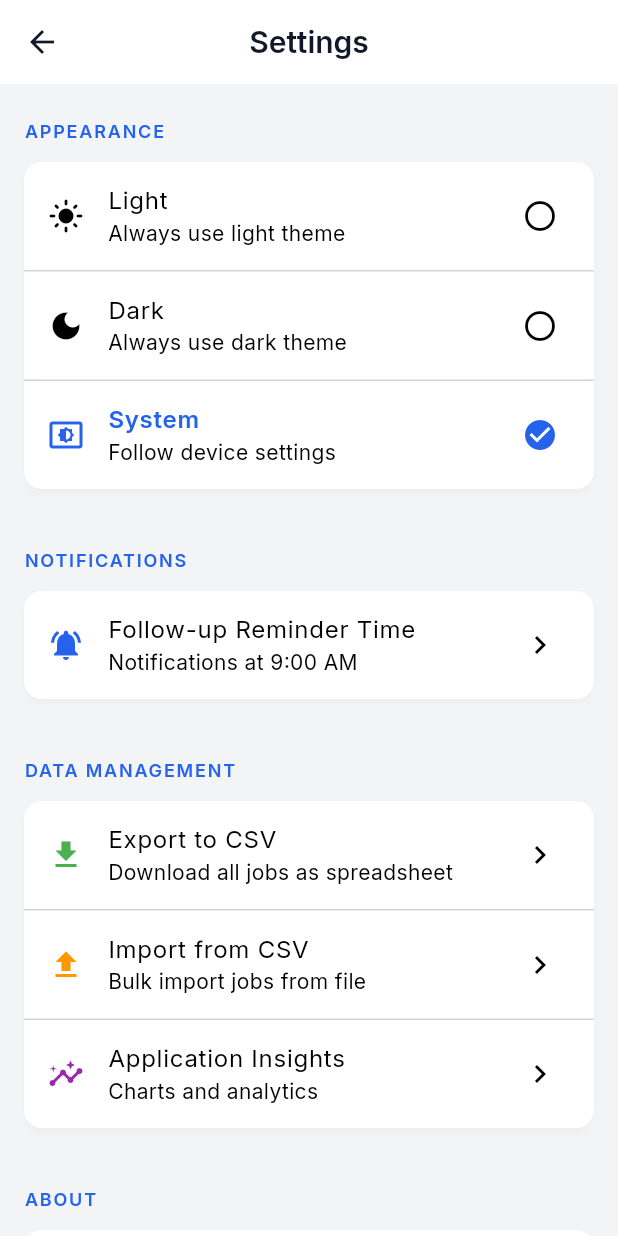
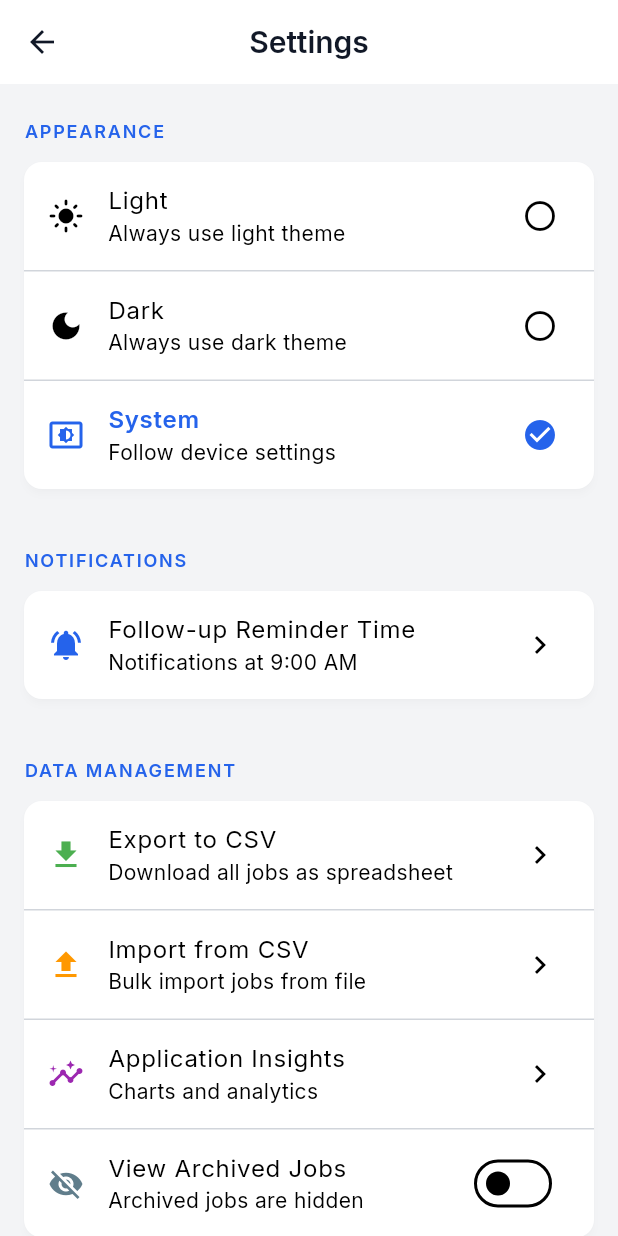
Before and after one commit to RamadanMohamed11/Job-Tracker-App, a Flutter app: the screen it shows after launch, after a tap on the "settings" icon, on a phone screen of 412 x 824 dp. Run offline on Flutter 3.47's test engine with Material 3 defaults, Android fonts, the phone set to English and light mode, and no system bars; our stand-ins replace csv, file_picker, fl_chart, flutter_bloc, flutter_local_notifications, flutter_slidable and 7 more; accounts and stored records are empty.

Commit message:
feat: Implement core job application tracking functionality with data models, repository, state management, and initial UI screens.

```diff
--- a/lib/data/models/job_application.dart
+++ b/lib/data/models/job_application.dart
@@ -104,6 +104,10 @@ class JobApplication extends HiveObject {
   @HiveField(14)
   final bool isPinned;
 
+  /// Whether this job is archived (hidden from main list)
+  @HiveField(15)
+  final bool isArchived;
+
   // ============================================
   // CONSTRUCTOR
   // ============================================
@@ -126,6 +130,7 @@ class JobApplication extends HiveObject {
     required this.createdAt,
     required this.updatedAt,
     this.isPinned = false,
+    this.isArchived = false,
   });
 
   // ============================================
@@ -167,6 +172,7 @@ class JobApplication extends HiveObject {
     String? createdAt,
     String? updatedAt,
     bool? isPinned,
+    bool? isArchived,
   }) {
     return JobApplication(
       id: id ?? this.id,
@@ -184,6 +190,7 @@ class JobApplication extends HiveObject {
       createdAt: createdAt ?? this.createdAt,
       updatedAt: updatedAt ?? DateTime.now().toIso8601String(),
       isPinned: isPinned ?? this.isPinned,
+      isArchived: isArchived ?? this.isArchived,
     );
   }
 
@@ -210,6 +217,7 @@ class JobApplication extends HiveObject {
       'createdAt': createdAt,
       'updatedAt': updatedAt,
       'isPinned': isPinned,
+      'isArchived': isArchived,
     };
   }
 
@@ -231,11 +239,12 @@ class JobApplication extends HiveObject {
       createdAt: map['createdAt'] as String,
       updatedAt: map['updatedAt'] as String,
       isPinned: map['isPinned'] as bool? ?? false,
+      isArchived: map['isArchived'] as bool? ?? false,
     );
   }
 
   @override
   String toString() {
-    return 'JobApplication(id: $id, jobName: $jobName, company: $companyName, status: $status, isPinned: $isPinned)';
+    return 'JobApplication(id: $id, jobName: $jobName, company: $companyName, status: $status, isPinned: $isPinned, isArchived: $isArchived)';
   }
 }
--- a/lib/presentation/cubits/jobs_cubit.dart
+++ b/lib/presentation/cubits/jobs_cubit.dart
@@ -45,6 +45,8 @@ class JobsState {
   final Set<String> selectedJobIds;
   // Dashboard filter
   final DashboardFilter dashboardFilter;
+  // Archive toggle
+  final bool showArchived;
 
   const JobsState({
     this.jobs = const [],
@@ -57,6 +59,7 @@ class JobsState {
     this.isSelectionMode = false,
     this.selectedJobIds = const {},
     this.dashboardFilter = DashboardFilter.totalJobs,
+    this.showArchived = false,
   });
 
   // Create a copy with different values
@@ -73,6 +76,7 @@ class JobsState {
     bool? isSelectionMode,
     Set<String>? selectedJobIds,
     DashboardFilter? dashboardFilter,
+    bool? showArchived,
   }) {
     return JobsState(
       jobs: jobs ?? this.jobs,
@@ -87,6 +91,7 @@ class JobsState {
       isSelectionMode: isSelectionMode ?? this.isSelectionMode,
       selectedJobIds: selectedJobIds ?? this.selectedJobIds,
       dashboardFilter: dashboardFilter ?? this.dashboardFilter,
+      showArchived: showArchived ?? this.showArchived,
     );
   }
 
@@ -571,6 +576,11 @@ class JobsCubit extends Cubit<JobsState> {
           .toList();
     }
 
+    // Apply archive filter - hide archived jobs unless showArchived is true
+    if (!state.showArchived) {
+      result = result.where((job) => !job.isArchived).toList();
+    }
+
     // Apply dashboard filter
     final now = DateTime.now();
     switch (state.dashboardFilter) {
@@ -670,4 +680,33 @@ class JobsCubit extends Cubit<JobsState> {
       emit(state.copyWith(errorMessage: 'Failed to toggle pin: $e'));
     }
   }
+
+  // ============================================
+  // TOGGLE ARCHIVE
+  // ============================================
+  /// Toggles the archived status of a job.
+  /// Archived jobs are hidden from the main list.
+  Future<void> toggleArchive(String id) async {
+    try {
+      final updatedJob = await _repository.toggleArchive(id);
+      if (updatedJob != null) {
+        // Cancel notification if archiving
+        if (updatedJob.isArchived) {
+          await NotificationService().cancelNotification(id);
+        }
+        loadJobs(); // Refresh the list
+      }
+    } catch (e) {
+      emit(state.copyWith(errorMessage: 'Failed to toggle archive: $e'));
+    }
+  }
+
+  // ============================================
+  // SET SHOW ARCHIVED
+  // ============================================
+  /// Sets whether to show archived jobs.
+  void setShowArchived(bool showArchived) {
+    emit(state.copyWith(showArchived: showArchived));
+    _applyFiltersAndSort();
+  }
 }
--- a/lib/presentation/screens/home/home_screen.dart
+++ b/lib/presentation/screens/home/home_screen.dart
@@ -185,6 +185,9 @@ class HomeScreen extends StatelessWidget {
                                   onPin: () => context
                                       .read<JobsCubit>()
                                       .togglePin(job.id),
+                                  onArchive: () => context
+                                      .read<JobsCubit>()
+                                      .toggleArchive(job.id),
                                 ),
                               );
                             }),
@@ -460,6 +463,7 @@ class _SelectableJobCard extends StatelessWidget {
   final VoidCallback onEdit;
   final VoidCallback onDelete;
   final VoidCallback onPin;
+  final VoidCallback onArchive;
 
   const _SelectableJobCard({
     required this.job,
@@ -470,6 +474,7 @@ class _SelectableJobCard extends StatelessWidget {
     required this.onEdit,
     required this.onDelete,
     required this.onPin,
+    required this.onArchive,
   });
 
   @override
@@ -499,6 +504,7 @@ class _SelectableJobCard extends StatelessWidget {
           onEdit: isSelectionMode ? null : onEdit,
           onDelete: isSelectionMode ? null : onDelete,
           onPin: isSelectionMode ? null : onPin,
+          onArchive: isSelectionMode ? null : onArchive,
         ),
         // Selection checkbox overlay
         if (isSelectionMode)
--- a/lib/presentation/screens/settings/settings_screen.dart
+++ b/lib/presentation/screens/settings/settings_screen.dart
@@ -141,6 +141,31 @@ class SettingsScreen extends StatelessWidget {
                     context,
                     MaterialPageRoute(builder: (_) => const InsightsScreen()),
                   ),
+                ),
+                const Divider(height: 1),
+                BlocBuilder<JobsCubit, JobsState>(
+                  builder: (context, jobsState) {
+                    return ListTile(
+                      leading: Icon(
+                        jobsState.showArchived
+                            ? Icons.visibility
+                            : Icons.visibility_off,
+                        color: Colors.blueGrey,
+                      ),
+                      title: const Text('View Archived Jobs'),
+                      subtitle: Text(
+                        jobsState.showArchived
+                            ? 'Showing archived jobs'
+                            : 'Archived jobs are hidden',
+                      ),
+                      trailing: Switch(
+                        value: jobsState.showArchived,
+                        onChanged: (value) {
+                          context.read<JobsCubit>().setShowArchived(value);
+                        },
+                      ),
+                    );
+                  },
                 ),
               ],
             ),
```
Also changed, not shown: lib/data/repositories/job_repository.dart (+37 -0 lines), lib/presentation/screens/home/widgets/job_card.dart (+65 -3 lines), lib/data/models/job_application.g.dart.
